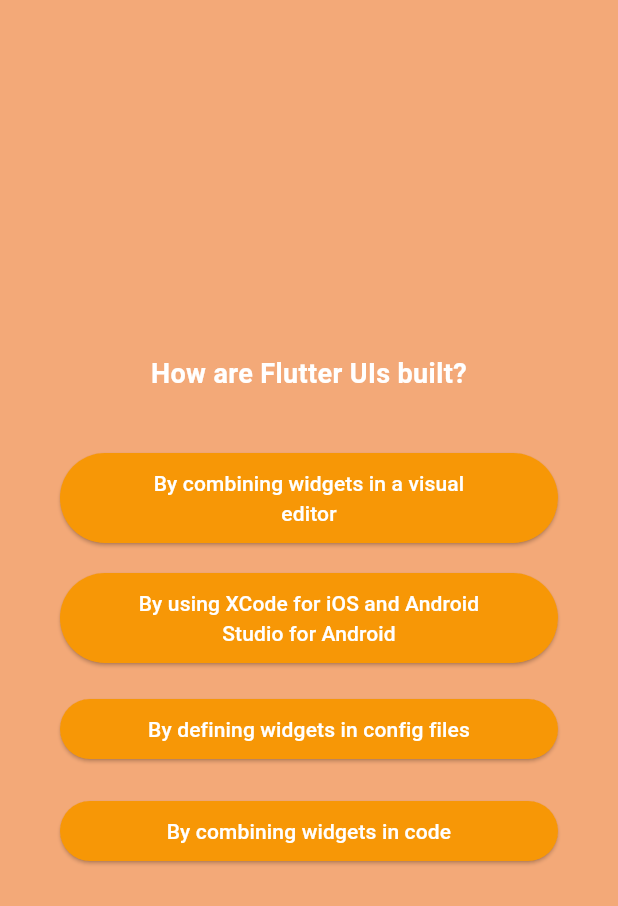
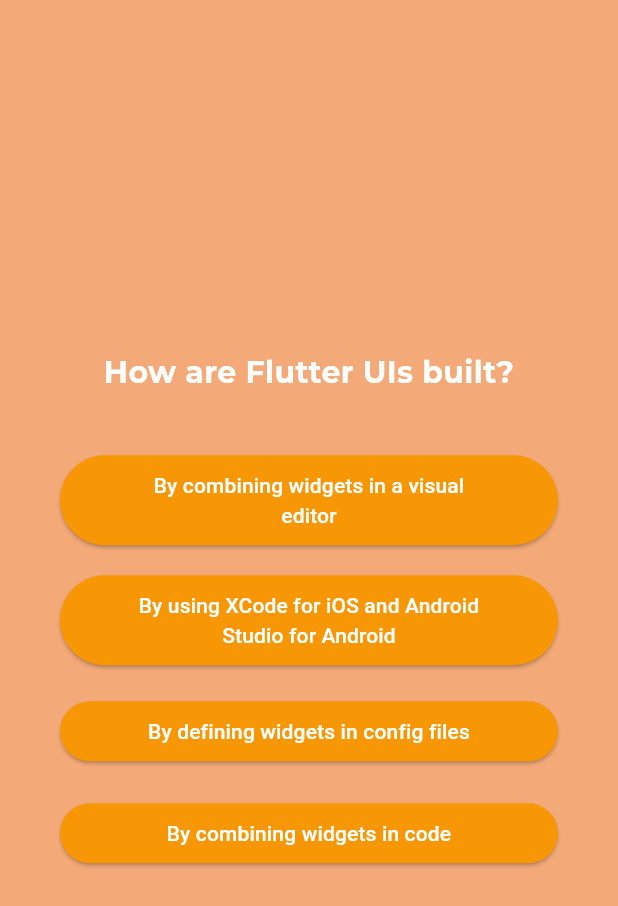
Before and after one commit to NishitBhardwaj15/quiz_app, a Flutter app: the screen it shows after launch, after a tap on "Start quiz", after a tap on "Components", on a phone screen of 412 x 824 dp. Shown: the top 906 px of the screen. Run offline on Flutter 3.47's test engine with Material 3 defaults, Android fonts, the phone set to English and light mode, and no system bars; our stand-ins replace google_fonts.

Commit message:
Functionality to store user answer complete

```diff
--- a/lib/main.dart
+++ b/lib/main.dart
@@ -2,6 +2,5 @@ import 'package:flutter/material.dart';
 import 'package:quiz_app/quiz.dart';
 
 void main() {
-
   runApp(const Quiz());
 }
--- a/lib/option_buttons.dart
+++ b/lib/option_buttons.dart
@@ -3,9 +3,9 @@ import 'package:flutter/material.dart';
 class OptionButton extends StatelessWidget{
   final String answer;
 
-  OptionButton(this.answer,this.changeQuestionNumber,{super.key});
+  const OptionButton(this.answer,this.changeQuestionNumber,{super.key});
 
-  void Function() changeQuestionNumber;
+  final void Function(String ans) changeQuestionNumber;
 
   @override
   Widget build(context){
@@ -17,7 +17,9 @@ class OptionButton extends StatelessWidget{
           foregroundColor: Colors.white,
           padding: const EdgeInsets.symmetric(vertical: 10,horizontal: 50),
         ),
-        onPressed:changeQuestionNumber,
+        onPressed:(){
+          changeQuestionNumber(answer);
+        },
         child: Text(answer,textAlign: TextAlign.center,)
         ),
     );
--- a/lib/questions.dart
+++ b/lib/questions.dart
@@ -1,9 +1,12 @@
 import 'package:flutter/material.dart';
 import 'package:quiz_app/option_buttons.dart';
 import 'package:quiz_app/data/questions_data.dart';
+import 'package:google_fonts/google_fonts.dart';
 
 class Questions extends StatefulWidget {
-  const Questions({super.key});
+  const Questions(this.setSelectedAns,{super.key});
+
+  final void Function(String ans) setSelectedAns;
 
   @override
   State<Questions> createState() {
@@ -16,10 +19,12 @@ class _Questions extends State<Questions> {
 
   var currentQuestionNumber = 0;
 
-  void changeQuestionNumber(){
+  void changeQuestionNumber(String ans){
     setState(() {
       currentQuestionNumber++;
     });
+
+    widget.setSelectedAns(ans);
   }
 
   @override
@@ -34,11 +39,16 @@ class _Questions extends State<Questions> {
           children: [
             Text(
               questionsList[currentQuestionNumber].question,
-              style: const TextStyle(
+              style: GoogleFonts.montserrat(
                 color: Colors.white,
-                fontSize: 18,
-                fontWeight: FontWeight.bold,
-                ),
+                fontSize: 20,
+                fontWeight: FontWeight.bold
+              ),
+              // style: const TextStyle(
+              //   color: Colors.white,
+              //   fontSize: 18,
+              //   fontWeight: FontWeight.bold,
+              //   ),
               textAlign: TextAlign.center,
               ),
             const SizedBox(height: 30),
--- a/lib/quiz.dart
+++ b/lib/quiz.dart
@@ -12,6 +12,7 @@ class Quiz extends StatefulWidget{
 }
 
 class _Quiz extends State<Quiz>{
+  List<String> selectedAns = [];
   Widget? activeScreen;
 
   @override
@@ -20,10 +21,14 @@ class _Quiz extends State<Quiz>{
     super.initState();
   }
 
+  void setSelectedAns(String ans){
+    selectedAns.add(ans);
+    print(selectedAns.length);
+  }
+
   void changeScreen(){
     setState(() {
-      print("set state called");
-      activeScreen = const Questions();
+      activeScreen = Questions(setSelectedAns);
     });
   }
 
@@ -31,7 +36,7 @@ class _Quiz extends State<Quiz>{
   Widget build(context){
     return MaterialApp(
       home: Scaffold(
-        backgroundColor: Color.fromARGB(253, 243, 168, 119),
+        backgroundColor: const Color.fromARGB(253, 243, 168, 119),
         body: activeScreen
       ),
     );
--- a/pubspec.yaml
+++ b/pubspec.yaml
@@ -35,6 +35,7 @@ dependencies:
   # The following adds the Cupertino Icons font to your application.
   # Use with the CupertinoIcons class for iOS style icons.
   cupertino_icons: ^1.0.2
+  google_fonts: ^6.1.0
 
 dev_dependencies:
   flutter_test:
```
Also changed, not shown: pubspec.lock, 1 other file.
